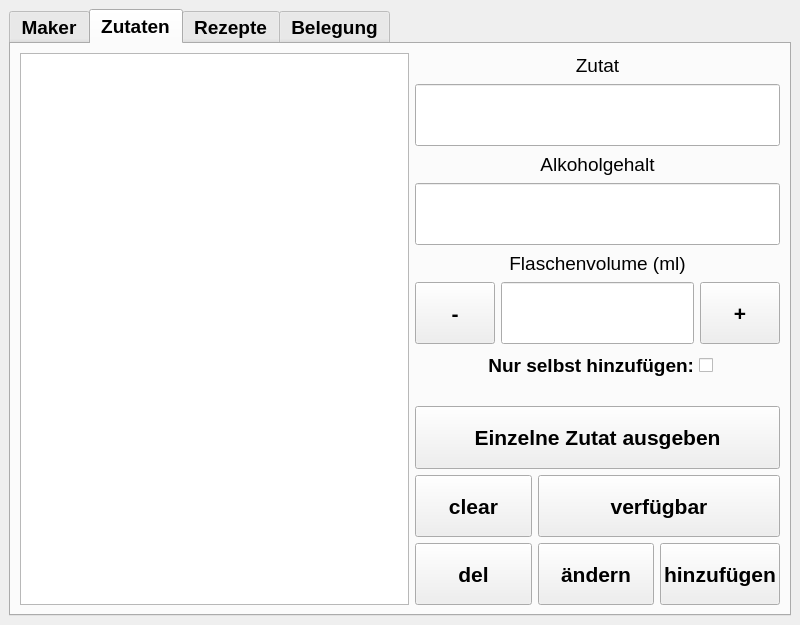
Above: src/ui_elements/cocktailmanager.ui from AndreWohnsland/CocktailBerry before the change. Below: the same form after it.
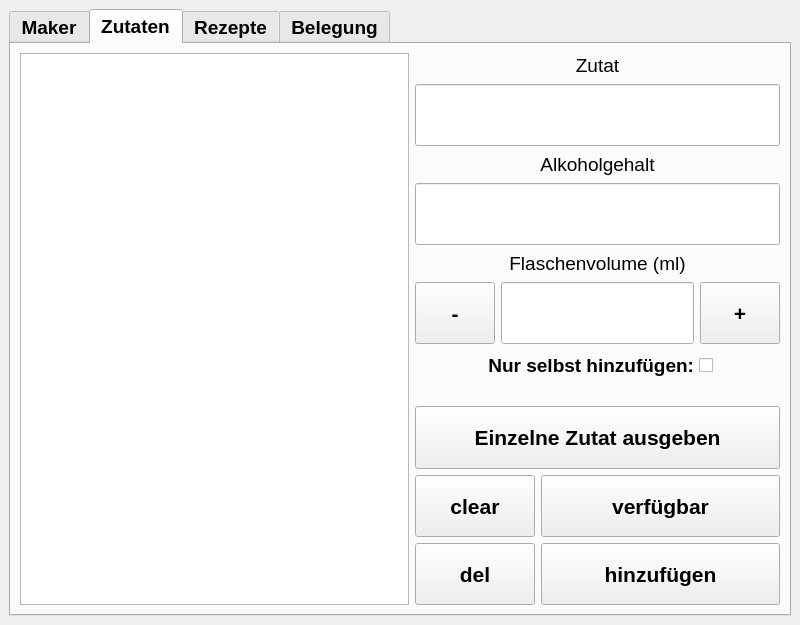
That is the form after the change. The open tabs and pages were chosen to show the change. Custom widgets are drawn as their Qt base class.

Commit message: Refactored add to hybrid add / change button

Patch:
```diff
--- a/src/ui_elements/cocktailmanager.ui
+++ b/src/ui_elements/cocktailmanager.ui
@@ -1017,61 +1017,6 @@
             </property>
            </widget>
           </item>
-          <item row="10" column="2">
-           <widget class="QPushButton" name="PBZutathinzu">
-            <property name="minimumSize">
-             <size>
-              <width>90</width>
-              <height>40</height>
-             </size>
-            </property>
-            <property name="maximumSize">
-             <size>
-              <width>16777215</width>
-              <height>200</height>
-             </size>
-            </property>
-            <property name="font">
-             <font>
-              <pointsize>16</pointsize>
-              <weight>75</weight>
-              <bold>true</bold>
-             </font>
-            </property>
-            <property name="text">
-             <string>hinzufügen</string>
-            </property>
-            <property name="cssClass" stdset="0">
-             <string>btn-inverted</string>
-            </property>
-           </widget>
-          </item>
-          <item row="10" column="1">
-           <widget class="QPushButton" name="PBZaktualisieren">
-            <property name="minimumSize">
-             <size>
-              <width>0</width>
-              <height>40</height>
-             </size>
-            </property>
-            <property name="maximumSize">
-             <size>
-              <width>16777215</width>
-              <height>200</height>
-             </size>
-            </property>
-            <property name="font">
-             <font>
-              <pointsize>16</pointsize>
-              <weight>75</weight>
-              <bold>true</bold>
-             </font>
-            </property>
-            <property name="text">
-             <string>ändern</string>
-            </property>
-           </widget>
-          </item>
           <item row="10" column="0">
            <widget class="QPushButton" name="PBZdelete">
             <property name="minimumSize">
@@ -1447,6 +1392,35 @@
             </property>
            </widget>
           </item>
+          <item row="10" column="1" colspan="2">
+           <widget class="QPushButton" name="PBZutathinzu">
+            <property name="minimumSize">
+             <size>
+              <width>90</width>
+              <height>40</height>
+             </size>
+            </property>
+            <property name="maximumSize">
+             <size>
+              <width>16777215</width>
+              <height>200</height>
+             </size>
+            </property>
+            <property name="font">
+             <font>
+              <pointsize>16</pointsize>
+              <weight>75</weight>
+              <bold>true</bold>
+             </font>
+            </property>
+            <property name="text">
+             <string>hinzufügen</string>
+            </property>
+            <property name="cssClass" stdset="0">
+             <string>btn-inverted</string>
+            </property>
+           </widget>
+          </item>
          </layout>
         </item>
        </layout>
```
Left out of the diff: 86 changed lines with no effect on the pictures. The commit also changes 8 other files.
